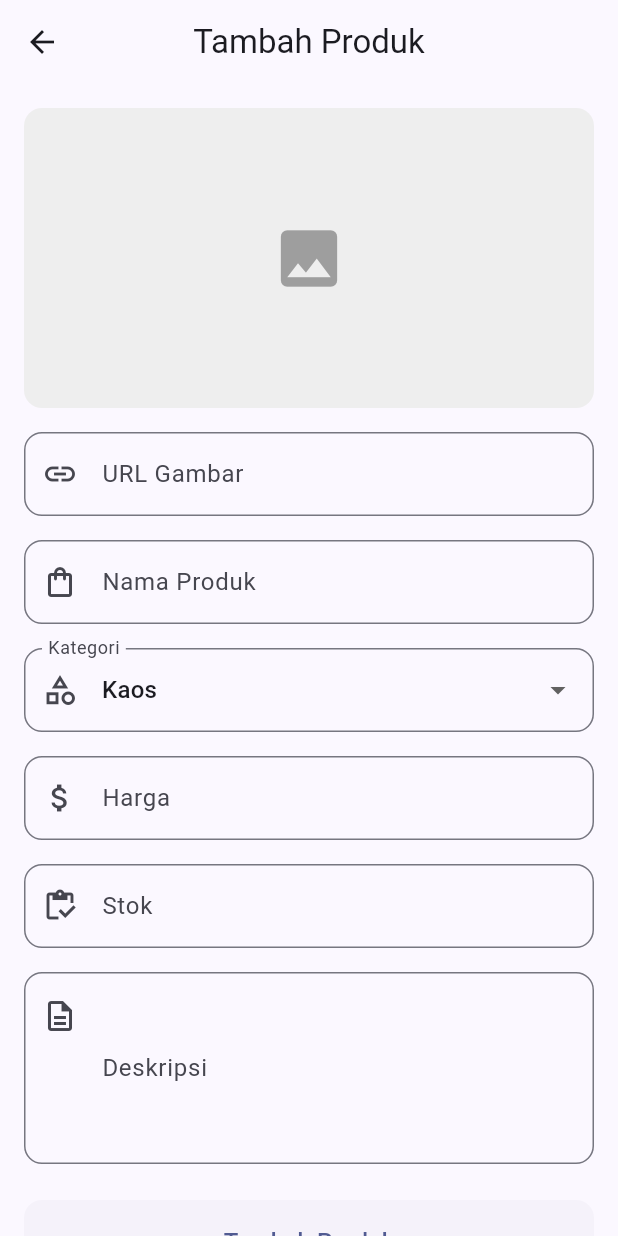
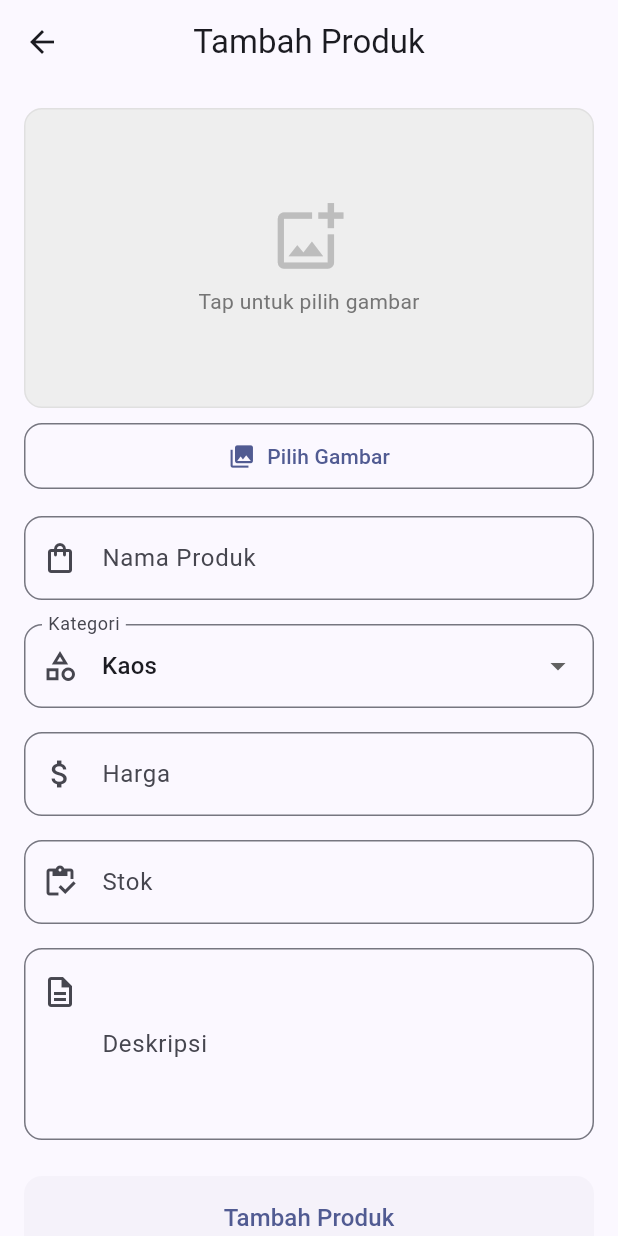
Before and after one commit to Murfid-m/retail_app, a Flutter app: the AddEditProductScreen screen opened directly, on a phone screen of 412 x 824 dp. Run offline on Flutter 3.47's test engine with Material 3 defaults, Android fonts, the light colour scheme and no system bars; our stand-ins replace fl_chart, image_picker, supabase_flutter; accounts and stored records are empty.

Commit message:
up image

```diff
--- a/lib/screens/admin/add_edit_product_screen.dart
+++ b/lib/screens/admin/add_edit_product_screen.dart
@@ -1,7 +1,11 @@
+import 'dart:typed_data';
 import 'package:flutter/material.dart';
+import 'package:flutter/foundation.dart' show kIsWeb;
 import 'package:provider/provider.dart';
+import 'package:image_picker/image_picker.dart';
 import '../../providers/product_provider.dart';
 import '../../models/product_model.dart';
+import '../../services/product_service.dart';
 
 class AddEditProductScreen extends StatefulWidget {
   final ProductModel? product;
@@ -18,8 +22,14 @@ class _AddEditProductScreenState extends State<AddEditProductScreen> {
   final _descriptionController = TextEditingController();
   final _priceController = TextEditingController();
   final _stockController = TextEditingController();
-  final _imageUrlController = TextEditingController();
   String _selectedCategory = ProductCategory.kaos;
+
+  // Image related
+  String? _imageUrl;
+  Uint8List? _selectedImageBytes;
+  String? _selectedImageName;
+  bool _isUploadingImage = false;
+  final ProductService _productService = ProductService();
 
   bool get _isEditing => widget.product != null;
 
@@ -31,7 +41,7 @@ class _AddEditProductScreenState extends State<AddEditProductScreen> {
       _descriptionController.text = widget.product!.description;
       _priceController.text = widget.product!.price.toStringAsFixed(0);
       _stockController.text = widget.product!.stock.toString();
-      _imageUrlController.text = widget.product!.imageUrl;
+      _imageUrl = widget.product!.imageUrl;
       _selectedCategory = widget.product!.category;
     }
   }
@@ -42,14 +52,104 @@ class _AddEditProductScreenState extends State<AddEditProductScreen> {
     _descriptionController.dispose();
     _priceController.dispose();
     _stockController.dispose();
-    _imageUrlController.dispose();
     super.dispose();
+  }
+
+  Future<void> _pickImage() async {
+    try {
+      final ImagePicker picker = ImagePicker();
+      final XFile? image = await picker.pickImage(
+        source: ImageSource.gallery,
+        maxWidth: 1024,
+        maxHeight: 1024,
+        imageQuality: 85,
+      );
+
+      if (image != null) {
+        final bytes = await image.readAsBytes();
+        setState(() {
+          _selectedImageBytes = bytes;
+          _selectedImageName = image.name;
+        });
+      }
+    } catch (e) {
+      if (mounted) {
+        ScaffoldMessenger.of(context).showSnackBar(
+          SnackBar(content: Text('Gagal memilih gambar: $e')),
+        );
+      }
+    }
+  }
+
+  Future<String?> _uploadImage() async {
+    if (_selectedImageBytes == null) return _imageUrl;
+
+    setState(() {
+      _isUploadingImage = true;
+    });
+
+    try {
+      final fileName = '${DateTime.now().millisecondsSinceEpoch}_$_selectedImageName';
+      final url = await _productService.uploadProductImageBytes(
+        _selectedImageBytes!,
+        fileName,
+      );
+      setState(() {
+        _isUploadingImage = false;
+      });
+      return url;
+    } catch (e) {
+      setState(() {
+        _isUploadingImage = false;
+      });
+      if (mounted) {
+        ScaffoldMessenger.of(context).showSnackBar(
+          SnackBar(content: Text('Gagal upload gambar: $e')),
+        );
+      }
+      return null;
+    }
+  }
+
+  Widget _buildImagePlaceholder() {
+    return Center(
+      child: Column(
+        mainAxisAlignment: MainAxisAlignment.center,
+        children: [
+          Icon(
+            Icons.add_photo_alternate_outlined,
+            size: 50,
+            color: Colors.grey[400],
+          ),
+          const SizedBox(height: 8),
+          Text(
+            'Tap untuk pilih gambar',
+            style: TextStyle(color: Colors.grey[600]),
+          ),
+        ],
+      ),
+    );
   }
 
   Future<void> _saveProduct() async {
     if (_formKey.currentState!.validate()) {
+      // Check if image is required for new product
+      if (!_isEditing && _selectedImageBytes == null && (_imageUrl == null || _imageUrl!.isEmpty)) {
+        ScaffoldMessenger.of(context).showSnackBar(
+          const SnackBar(content: Text('Pilih gambar produk terlebih dahulu')),
+        );
+        return;
+      }
+
       final productProvider =
           Provider.of<ProductProvider>(context, listen: false);
+
+      // Upload image if new image selected
+      String? finalImageUrl = _imageUrl;
+      if (_selectedImageBytes != null) {
+        finalImageUrl = await _uploadImage();
+        if (finalImageUrl == null) return; // Upload failed
+      }
 
       final product = ProductModel(
         id: widget.product?.id ?? '',
@@ -57,7 +157,7 @@ class _AddEditProductScreenState extends State<AddEditProductScreen> {
         description: _descriptionController.text.trim(),
         price: double.parse(_priceController.text),
         category: _selectedCategory,
-        imageUrl: _imageUrlController.text.trim(),
+        imageUrl: finalImageUrl ?? '',
         stock: int.parse(_stockController.text),
         createdAt: widget.product?.createdAt ?? DateTime.now(),
       );
@@ -103,53 +203,63 @@ class _AddEditProductScreenState extends State<AddEditProductScreen> {
           child: Column(
             crossAxisAlignment: CrossAxisAlignment.stretch,
             children: [
-              // Image preview
-              Container(
+              // Image preview with picker
+              GestureDetector(
+                onTap: _isUploadingImage ? null : _pickImage,
+                child: Container(
                   height: 200,
                   decoration: BoxDecoration(
                     color: Colors.grey[200],
                     borderRadius: BorderRadius.circular(12),
+                    border: Border.all(color: Colors.grey[300]!),
                   ),
                   child: ClipRRect(
                     borderRadius: BorderRadius.circular(12),
-                  child: _imageUrlController.text.isNotEmpty
+                    child: _isUploadingImage
+                        ? const Center(
+                            child: Column(
+                              mainAxisAlignment: MainAxisAlignment.center,
+                              children: [
+                                CircularProgressIndicator(),
+                                SizedBox(height: 8),
+                                Text('Mengupload gambar...'),
+                              ],
+                            ),
+                          )
+                        : _selectedImageBytes != null
+                            ? Image.memory(
+                                _selectedImageBytes!,
+                                fit: BoxFit.cover,
+                                width: double.infinity,
+                              )
+                            : (_imageUrl != null && _imageUrl!.isNotEmpty)
                                 ? Image.network(
-                          _imageUrlController.text,
+                                    _imageUrl!,
                                     fit: BoxFit.cover,
+                                    width: double.infinity,
                                     errorBuilder: (context, error, stackTrace) {
-                            return const Center(
-                              child: Icon(
-                                Icons.image_not_supported,
-                                size: 50,
-                                color: Colors.grey,
-                              ),
-                            );
+                                      return _buildImagePlaceholder();
                                     },
                                   )
-                      : const Center(
-                          child: Icon(
-                            Icons.image,
-                            size: 50,
-                            color: Colors.grey,
+                                : _buildImagePlaceholder(),
                   ),
                 ),
               ),
-              ),
-              const SizedBox(height: 16),
+              const SizedBox(height: 8),
 
-              // Image URL field
-              TextFormField(
-                controller: _imageUrlController,
-                decoration: InputDecoration(
-                  labelText: 'URL Gambar',
-                  prefixIcon: const Icon(Icons.link),
-                  border: OutlineInputBorder(
+              // Upload button
+              OutlinedButton.icon(
+                onPressed: _isUploadingImage ? null : _pickImage,
+                icon: const Icon(Icons.photo_library),
+                label: Text(_selectedImageBytes != null || (_imageUrl != null && _imageUrl!.isNotEmpty)
+                    ? 'Ganti Gambar'
+                    : 'Pilih Gambar'),
+                style: OutlinedButton.styleFrom(
+                  padding: const EdgeInsets.symmetric(vertical: 12),
+                  shape: RoundedRectangleBorder(
                     borderRadius: BorderRadius.circular(12),
                   ),
                 ),
-                onChanged: (value) {
-                  setState(() {});
-                },
               ),
               const SizedBox(height: 16),
 
--- a/lib/screens/user/home_screen.dart
+++ b/lib/screens/user/home_screen.dart
@@ -195,9 +195,9 @@ class _HomeScreenState extends State<HomeScreen> {
             onTap: () async {
               await authProvider.signOut();
               if (mounted) {
-                Navigator.pushReplacement(
-                  context,
+                Navigator.of(context).pushAndRemoveUntil(
                   MaterialPageRoute(builder: (context) => const LoginScreen()),
+                  (route) => false,
                 );
               }
             },
```
Also changed, not shown: lib/screens/admin/admin_dashboard_screen.dart (+8 -6 lines), lib/screens/user/profile_screen.dart (+8 -6 lines). Lines whose indentation alone changed are shown as unchanged.
